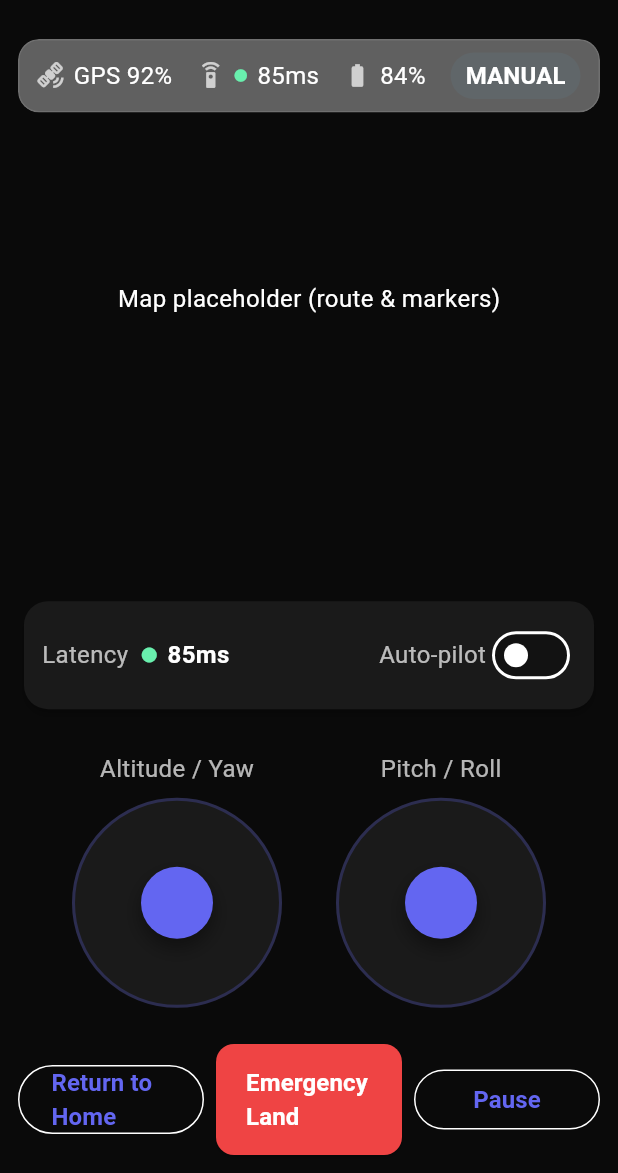
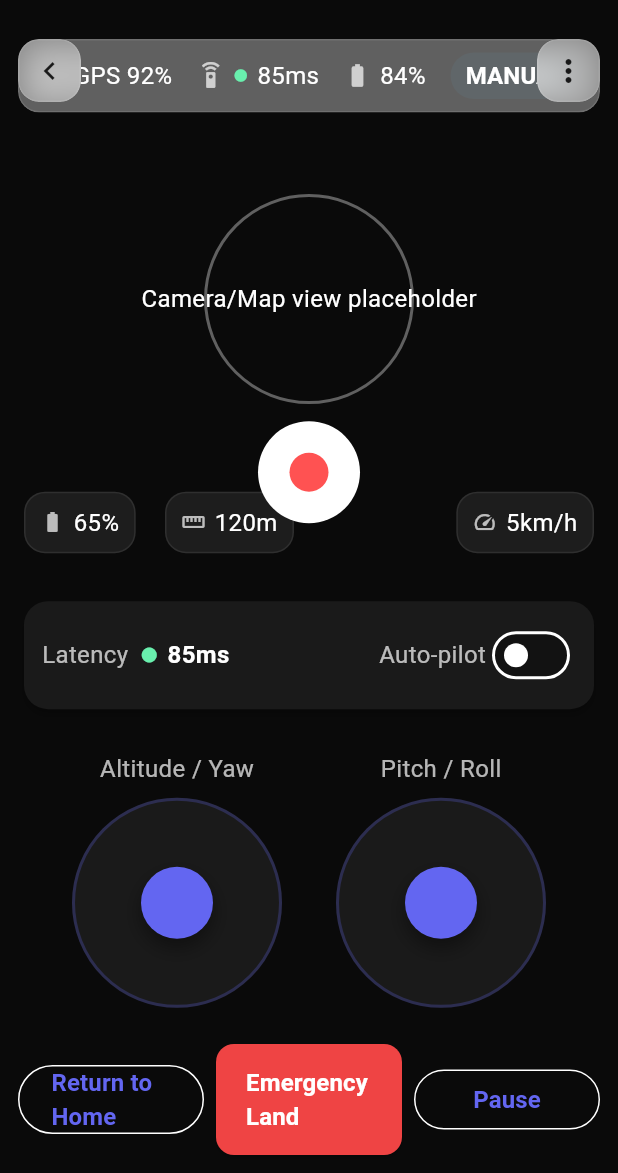
Before and after one commit to utachicodes/jawji-pilot-app, a Flutter app: the ActiveDeliveryScreen screen opened directly, on a phone screen of 412 x 824 dp, the part 63-1236 px from its top. Run offline on Flutter 3.47's test engine with Material 3 defaults, Android fonts, the light colour scheme and no system bars; our stand-ins replace flutter_riverpod, go_router.

Commit message:
feat(ui): apply light glass theme and complete operator UI + camera overlay
 - Add GradientBg (light frosted gradient) and GlassCard with tint control
 - BrandAppBar + logo used across all auth, client, and operator screens
 - Operator: Connected Device (gradient, status chips, Fly Now), Drone Details (spec chips), Active Delivery with DJI-style HUD (GPS/latency/battery/AUTO) and circular camera controls overlay
 - Client: refined Home CTA card, Request Form, Live Tracking with gradient
 - Phone-perfect: AppFrame max width (430px) and portrait lock; status bar light
 - Mock data: telemetry stream + available requests providers
 - README: logo + badges, quick start

```diff
--- a/lib/screens/operator/active_delivery_screen.dart
+++ b/lib/screens/operator/active_delivery_screen.dart
@@ -2,6 +2,7 @@ import 'package:flutter/material.dart';
 import '../../widgets/flight_controls_widget.dart';
 import '../../widgets/brand_app_bar.dart';
 import '../../widgets/operator_hud.dart';
+import '../../widgets/camera_controls.dart';
 
 class ActiveDeliveryScreen extends StatelessWidget {
   const ActiveDeliveryScreen({super.key});
@@ -18,13 +19,16 @@ class ActiveDeliveryScreen extends StatelessWidget {
             child: Stack(
               children: [
                 const Positioned.fill(
-                  child: Center(child: Text('Map placeholder (route & markers)')),
+                  child: Center(child: Text('Camera/Map view placeholder')),
                 ),
                 Positioned(
                   left: 12,
                   right: 12,
                   top: 12,
                   child: const OperatorHudBar(battery: 84, gps: 92, latencyMs: 85, autoPilot: false),
+                ),
+                Positioned.fill(
+                  child: CameraControlsOverlay(onCapture: () {}),
                 ),
               ],
             ),
--- /dev/null
+++ b/lib/widgets/camera_controls.dart
@@ -0,0 +1,103 @@
+import 'package:flutter/material.dart';
+import 'glass.dart';
+import 'status_chip.dart';
+
+class CameraControlsOverlay extends StatefulWidget {
+  final VoidCallback onCapture;
+  const CameraControlsOverlay({super.key, required this.onCapture});
+
+  @override
+  State<CameraControlsOverlay> createState() => _CameraControlsOverlayState();
+}
+
+class _CameraControlsOverlayState extends State<CameraControlsOverlay> {
+  bool recording = false;
+
+  @override
+  Widget build(BuildContext context) {
+    return Stack(
+      children: [
+        // Center reticle
+        Center(
+          child: Container(
+            width: 140,
+            height: 140,
+            decoration: BoxDecoration(
+              shape: BoxShape.circle,
+              border: Border.all(color: Colors.white.withOpacity(0.35), width: 2),
+            ),
+          ),
+        ),
+        // Bottom chips
+        Positioned(
+          bottom: 16,
+          left: 16,
+          child: const StatusChip(icon: Icons.battery_full, label: '65%'),
+        ),
+        Positioned(
+          bottom: 16,
+          left: 110,
+          child: const StatusChip(icon: Icons.straighten, label: '120m'),
+        ),
+        Positioned(
+          bottom: 16,
+          right: 16,
+          child: const StatusChip(icon: Icons.speed, label: '5km/h'),
+        ),
+        // Capture button
+        Positioned(
+          bottom: 36,
+          left: 0,
+          right: 0,
+          child: Center(
+            child: GestureDetector(
+              onTap: () {
+                setState(() => recording = !recording);
+                widget.onCapture();
+              },
+              child: Container(
+                width: 68,
+                height: 68,
+                decoration: const BoxDecoration(
+                  shape: BoxShape.circle,
+                  color: Colors.white,
+                ),
+                child: Center(
+                  child: AnimatedContainer(
+                    duration: const Duration(milliseconds: 180),
+                    width: recording ? 18 : 26,
+                    height: recording ? 18 : 26,
+                    decoration: BoxDecoration(
+                      color: Colors.redAccent,
+                      borderRadius: BorderRadius.circular(recording ? 4 : 999),
+                    ),
+                  ),
+                ),
+              ),
+            ),
+          ),
+        ),
+        // Top-left back glass button (placeholder)
+        const Positioned(
+          top: 12,
+          left: 12,
+          child: GlassCard(
+            padding: EdgeInsets.all(8),
+            glassColor: Color(0x80FFFFFF),
+            child: Icon(Icons.chevron_left, color: Colors.black87),
+          ),
+        ),
+        // Top-right menu glass button
+        const Positioned(
+          top: 12,
+          right: 12,
+          child: GlassCard(
+            padding: EdgeInsets.all(8),
+            glassColor: Color(0x80FFFFFF),
+            child: Icon(Icons.more_vert, color: Colors.black87),
+          ),
+        ),
+      ],
+    );
+  }
+}
```
Also changed, not shown: lib/services/mock_services.dart (added, +79 -0 lines), lib/state/providers.dart (added, +15 -0 lines).
